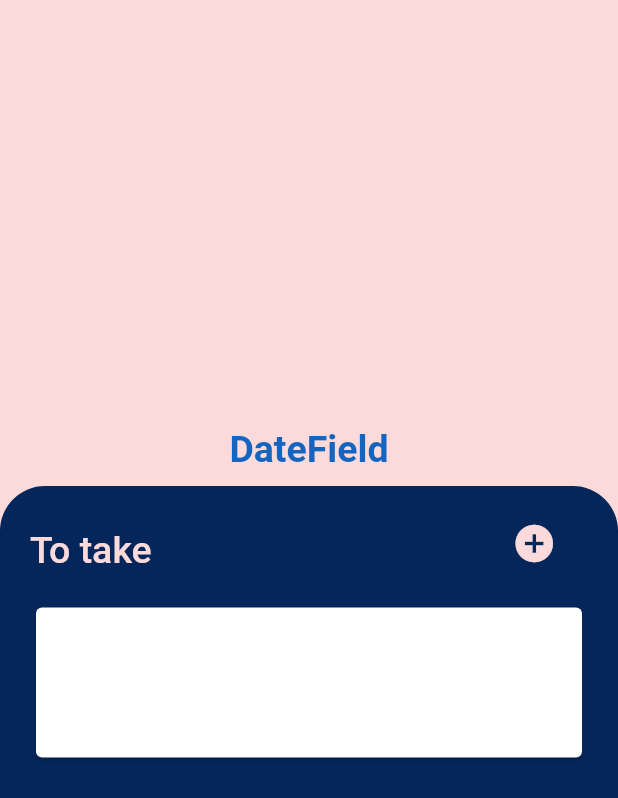
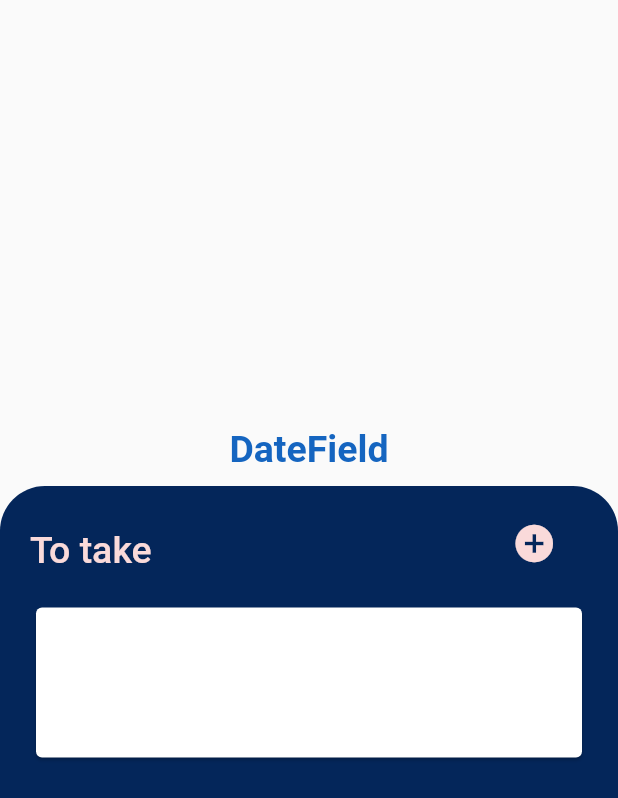
Before and after one commit to ruiyotabby/prescription_app, a Flutter app: the screen it shows after launch, on a phone screen of 412 x 824 dp. Shown: the top 798 px of the screen. Run offline on Flutter 3.47's test engine with Material 2 defaults, Android fonts, the phone set to English and light mode, and no system bars; drawn by our look-alikes of flutter_slidable.

Commit message:
commit
Signed-off-by: Ruiyot Abby <ruiyotabby@gmail.com>

```diff
--- a/lib/pages/main_page.dart
+++ b/lib/pages/main_page.dart
@@ -13,9 +13,9 @@ class _MainPageState extends State<MainPage> {
   Widget build(BuildContext context) {
     return Scaffold(
       body: Center(
-        child: Container(
-          color: Color.fromARGB(255, 250, 218, 218),
-          child: Column(
+        child: Stack(
+          children: [
+            Column(
               mainAxisAlignment: MainAxisAlignment.end,
               children: [
                 Text(
@@ -67,7 +67,6 @@ class _MainPageState extends State<MainPage> {
                                     Icons.add_circle,
                                     color: Color.fromARGB(255, 250, 218, 218),
                                     size: 30,
-
                                   ),
                                 ],
                               ),
@@ -108,6 +107,7 @@ class _MainPageState extends State<MainPage> {
                 ),
               ],
             ),
+          ],
         ),
       ),
     );
```
Lines whose indentation alone changed are shown as unchanged.
